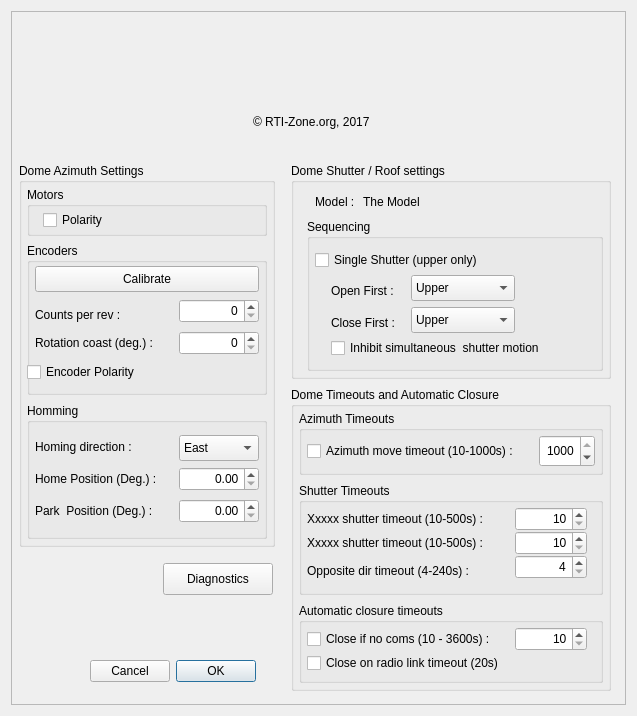
This is domepro.ui in rpineau/DomePro as Qt 5 draws it before an edit. The edited form follows.
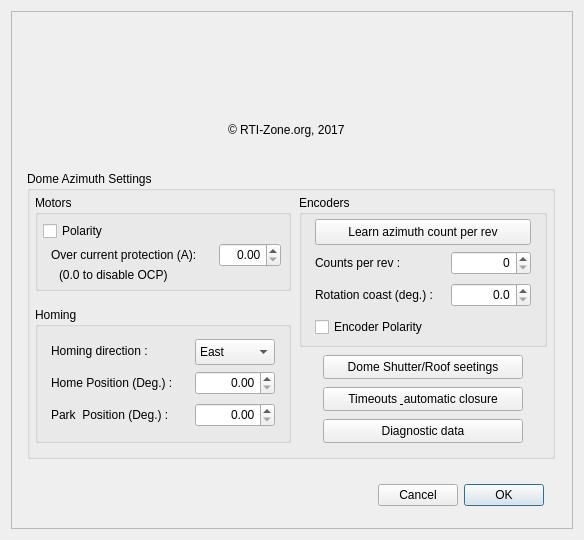
This is the edited form. Icons and pictures are not drawn. Custom widgets are drawn as their Qt base class.

Commit message: Split the setting dialogs in 4 dialog boxes. Added the new code for CPR determination.

```diff
--- a/domepro.ui
+++ b/domepro.ui
@@ -6,20 +6,20 @@
    <rect>
     <x>0</x>
     <y>0</y>
-    <width>637</width>
-    <height>716</height>
+    <width>584</width>
+    <height>540</height>
    </rect>
   </property>
   <property name="minimumSize">
    <size>
-    <width>637</width>
-    <height>716</height>
+    <width>584</width>
+    <height>540</height>
    </size>
   </property>
   <property name="maximumSize">
    <size>
-    <width>637</width>
-    <height>716</height>
+    <width>584</width>
+    <height>540</height>
    </size>
   </property>
   <property name="windowTitle">
@@ -30,7 +30,7 @@
     <widget class="X2Form" name="X2Form">
      <property name="minimumSize">
       <size>
-       <width>0</width>
+       <width>560</width>
        <height>0</height>
       </size>
      </property>
@@ -52,10 +52,10 @@
      <widget class="QGroupBox" name="MaxDomeIIParams">
       <property name="geometry">
        <rect>
-        <x>8</x>
-        <y>152</y>
-        <width>256</width>
-        <height>384</height>
+        <x>16</x>
+        <y>160</y>
+        <width>528</width>
+        <height>288</height>
        </rect>
       </property>
       <property name="title">
@@ -64,9 +64,9 @@
       <widget class="QGroupBox" name="groupBox_2">
        <property name="geometry">
         <rect>
-         <x>8</x>
-         <y>80</y>
-         <width>240</width>
+         <x>272</x>
+         <y>24</y>
+         <width>248</width>
          <height>152</height>
         </rect>
        </property>
@@ -76,23 +76,23 @@
        <widget class="QPushButton" name="pushButton">
         <property name="geometry">
          <rect>
-          <x>8</x>
-          <y>23</y>
-          <width>224</width>
+          <x>16</x>
+          <y>24</y>
+          <width>216</width>
           <height>26</height>
          </rect>
         </property>
         <property name="text">
-         <string>Calibrate</string>
+         <string>Learn azimuth count per rev</string>
         </property>
        </widget>
        <widget class="QCheckBox" name="checkBox_2">
         <property name="geometry">
          <rect>
-          <x>0</x>
+          <x>16</x>
           <y>120</y>
           <width>136</width>
-          <height>18</height>
+          <height>24</height>
          </rect>
         </property>
         <property name="text">
@@ -102,7 +102,7 @@
        <widget class="QLabel" name="label_3">
         <property name="geometry">
          <rect>
-          <x>8</x>
+          <x>16</x>
           <y>88</y>
           <width>136</width>
           <height>24</height>
@@ -112,26 +112,13 @@
          <string>Rotation coast (deg.) : </string>
         </property>
        </widget>
-       <widget class="QSpinBox" name="spinBox">
-        <property name="geometry">
-         <rect>
-          <x>152</x>
-          <y>88</y>
-          <width>80</width>
-          <height>24</height>
-         </rect>
-        </property>
-        <property name="alignment">
-         <set>Qt::AlignRight|Qt::AlignTrailing|Qt::AlignVCenter</set>
-        </property>
-       </widget>
        <widget class="QLabel" name="label">
         <property name="geometry">
          <rect>
-          <x>8</x>
-          <y>64</y>
+          <x>16</x>
+          <y>56</y>
           <width>136</width>
-          <height>16</height>
+          <height>24</height>
          </rect>
         </property>
         <property name="text">
@@ -154,14 +141,33 @@
          <number>65535</number>
         </property>
        </widget>
+       <widget class="QDoubleSpinBox" name="doubleSpinBox">
+        <property name="geometry">
+         <rect>
+          <x>152</x>
+          <y>88</y>
+          <width>80</width>
+          <height>24</height>
+         </rect>
+        </property>
+        <property name="alignment">
+         <set>Qt::AlignRight|Qt::AlignTrailing|Qt::AlignVCenter</set>
+        </property>
+        <property name="decimals">
+         <number>1</number>
+        </property>
+        <property name="maximum">
+         <double>360.000000000000000</double>
+        </property>
+       </widget>
       </widget>
       <widget class="QGroupBox" name="groupBox">
        <property name="geometry">
         <rect>
          <x>8</x>
          <y>24</y>
-         <width>240</width>
-         <height>49</height>
+         <width>256</width>
+         <height>96</height>
         </rect>
        </property>
        <property name="title">
@@ -170,33 +176,72 @@
        <widget class="QCheckBox" name="checkBox">
         <property name="geometry">
          <rect>
-          <x>16</x>
+          <x>8</x>
           <y>24</y>
           <width>85</width>
-          <height>18</height>
+          <height>24</height>
          </rect>
         </property>
         <property name="text">
          <string>Polarity</string>
         </property>
        </widget>
+       <widget class="QLabel" name="label_14">
+        <property name="geometry">
+         <rect>
+          <x>16</x>
+          <y>48</y>
+          <width>168</width>
+          <height>24</height>
+         </rect>
+        </property>
+        <property name="text">
+         <string>Over current protection (A):</string>
+        </property>
+       </widget>
+       <widget class="QDoubleSpinBox" name="overCurrentProtection">
+        <property name="geometry">
+         <rect>
+          <x>184</x>
+          <y>48</y>
+          <width>62</width>
+          <height>24</height>
+         </rect>
+        </property>
+        <property name="alignment">
+         <set>Qt::AlignRight|Qt::AlignTrailing|Qt::AlignVCenter</set>
+        </property>
+       </widget>
+       <widget class="QLabel" name="label_15">
+        <property name="geometry">
+         <rect>
+          <x>24</x>
+          <y>72</y>
+          <width>128</width>
+          <height>16</height>
+         </rect>
+        </property>
+        <property name="text">
+         <string>(0.0 to disable OCP)</string>
+        </property>
+       </widget>
       </widget>
       <widget class="QGroupBox" name="groupBox_4">
        <property name="geometry">
         <rect>
          <x>8</x>
-         <y>240</y>
-         <width>240</width>
+         <y>136</y>
+         <width>256</width>
          <height>136</height>
         </rect>
        </property>
        <property name="title">
-        <string>Homming</string>
+        <string>Homing</string>
        </property>
        <widget class="QLabel" name="label_2">
         <property name="geometry">
          <rect>
-          <x>8</x>
+          <x>16</x>
           <y>64</y>
           <width>136</width>
           <height>24</height>
@@ -209,7 +254,7 @@
        <widget class="QDoubleSpinBox" name="homePosition">
         <property name="geometry">
          <rect>
-          <x>152</x>
+          <x>160</x>
           <y>64</y>
           <width>80</width>
           <height>24</height>
@@ -225,7 +270,7 @@
        <widget class="QLabel" name="label_12">
         <property name="geometry">
          <rect>
-          <x>8</x>
+          <x>16</x>
           <y>32</y>
           <width>136</width>
           <height>24</height>
@@ -238,7 +283,7 @@
        <widget class="QComboBox" name="comboBox_3">
         <property name="geometry">
          <rect>
-          <x>152</x>
+          <x>160</x>
           <y>32</y>
           <width>80</width>
           <height>26</height>
@@ -258,7 +303,7 @@
        <widget class="QLabel" name="label_13">
         <property name="geometry">
          <rect>
-          <x>8</x>
+          <x>16</x>
           <y>96</y>
           <width>136</width>
           <height>24</height>
@@ -271,7 +316,7 @@
        <widget class="QDoubleSpinBox" name="parkPosition">
         <property name="geometry">
          <rect>
-          <x>152</x>
+          <x>160</x>
           <y>96</y>
           <width>80</width>
           <height>24</height>
@@ -285,388 +330,52 @@
         </property>
        </widget>
       </widget>
-     </widget>
-     <widget class="QGroupBox" name="groupBox_3">
-      <property name="geometry">
-       <rect>
-        <x>280</x>
-        <y>152</y>
-        <width>320</width>
-        <height>216</height>
-       </rect>
-      </property>
-      <property name="title">
-       <string>Dome Shutter / Roof settings</string>
-      </property>
-      <widget class="QLabel" name="label_5">
+      <widget class="QPushButton" name="pushButton_3">
        <property name="geometry">
         <rect>
-         <x>24</x>
-         <y>32</y>
-         <width>48</width>
-         <height>13</height>
+         <x>296</x>
+         <y>184</y>
+         <width>200</width>
+         <height>24</height>
         </rect>
        </property>
        <property name="text">
-        <string>Model : </string>
+        <string>Dome Shutter/Roof seetings</string>
        </property>
       </widget>
-      <widget class="QLabel" name="label_6">
+      <widget class="QPushButton" name="pushButton_4">
        <property name="geometry">
         <rect>
-         <x>72</x>
-         <y>32</y>
-         <width>136</width>
-         <height>13</height>
-        </rect>
-       </property>
-       <property name="text">
-        <string>The Model</string>
-       </property>
-      </widget>
-      <widget class="QGroupBox" name="groupBox_5">
-       <property name="geometry">
-        <rect>
-         <x>16</x>
-         <y>56</y>
-         <width>296</width>
-         <height>152</height>
-        </rect>
-       </property>
-       <property name="title">
-        <string>Sequencing</string>
-       </property>
-       <widget class="QCheckBox" name="checkBox_3">
-        <property name="geometry">
-         <rect>
-          <x>8</x>
-          <y>32</y>
-          <width>192</width>
-          <height>18</height>
-         </rect>
-        </property>
-        <property name="text">
-         <string>Single Shutter (upper only)</string>
-        </property>
-       </widget>
-       <widget class="QLabel" name="label_7">
-        <property name="geometry">
-         <rect>
-          <x>24</x>
-          <y>64</y>
-          <width>72</width>
-          <height>16</height>
-         </rect>
-        </property>
-        <property name="text">
-         <string>Open First :</string>
-        </property>
-       </widget>
-       <widget class="QComboBox" name="comboBox">
-        <property name="geometry">
-         <rect>
-          <x>104</x>
-          <y>56</y>
-          <width>104</width>
-          <height>26</height>
-         </rect>
-        </property>
-        <item>
-         <property name="text">
-          <string>Upper</string>
-         </property>
-        </item>
-        <item>
-         <property name="text">
-          <string>Lower</string>
-         </property>
-        </item>
-       </widget>
-       <widget class="QLabel" name="label_8">
-        <property name="geometry">
-         <rect>
-          <x>24</x>
-          <y>96</y>
-          <width>72</width>
-          <height>16</height>
-         </rect>
-        </property>
-        <property name="text">
-         <string>Close First :</string>
-        </property>
-       </widget>
-       <widget class="QComboBox" name="comboBox_2">
-        <property name="geometry">
-         <rect>
-          <x>104</x>
-          <y>88</y>
-          <width>104</width>
-          <height>26</height>
-         </rect>
-        </property>
-        <item>
-         <property name="text">
-          <string>Upper</string>
-         </property>
-        </item>
-        <item>
-         <property name="text">
-          <string>Lower</string>
-         </property>
-        </item>
-       </widget>
-       <widget class="QCheckBox" name="checkBox_4">
-        <property name="geometry">
-         <rect>
-          <x>24</x>
-          <y>120</y>
-          <width>256</width>
-          <height>18</height>
-         </rect>
-        </property>
-        <property name="text">
-         <string>Inhibit simultaneous  shutter motion</string>
-        </property>
-       </widget>
-      </widget>
-     </widget>
-     <widget class="QGroupBox" name="groupBox_6">
-      <property name="geometry">
-       <rect>
-        <x>280</x>
-        <y>376</y>
-        <width>320</width>
-        <height>304</height>
-       </rect>
-      </property>
-      <property name="title">
-       <string>Dome Timeouts and Automatic Closure</string>
-      </property>
-      <widget class="QGroupBox" name="groupBox_7">
-       <property name="geometry">
-        <rect>
-         <x>8</x>
-         <y>24</y>
-         <width>304</width>
-         <height>64</height>
-        </rect>
-       </property>
-       <property name="title">
-        <string>Azimuth Timeouts</string>
-       </property>
-       <widget class="QCheckBox" name="checkBox_5">
-        <property name="geometry">
-         <rect>
-          <x>8</x>
-          <y>32</y>
-          <width>232</width>
-          <height>16</height>
-         </rect>
-        </property>
-        <property name="text">
-         <string>Azimuth move timeout (10-1000s) :</string>
-        </property>
-       </widget>
-       <widget class="QSpinBox" name="spinBox_2">
-        <property name="geometry">
-         <rect>
-          <x>240</x>
-          <y>24</y>
-          <width>56</width>
-          <height>32</height>
-         </rect>
-        </property>
-        <property name="alignment">
-         <set>Qt::AlignRight|Qt::AlignTrailing|Qt::AlignVCenter</set>
-        </property>
-        <property name="minimum">
-         <number>10</number>
-        </property>
-        <property name="maximum">
-         <number>1000</number>
-        </property>
-        <property name="value">
-         <number>1000</number>
-        </property>
-       </widget>
-      </widget>
-      <widget class="QGroupBox" name="groupBox_8">
-       <property name="geometry">
-        <rect>
-         <x>8</x>
-         <y>96</y>
-         <width>304</width>
-         <height>112</height>
-        </rect>
-       </property>
-       <property name="title">
-        <string>Shutter Timeouts</string>
-       </property>
-       <widget class="QLabel" name="label_9">
-        <property name="geometry">
-         <rect>
-          <x>8</x>
-          <y>24</y>
-          <width>208</width>
-          <height>24</height>
-         </rect>
-        </property>
-        <property name="text">
-         <string>Xxxxx shutter timeout (10-500s) :</string>
-        </property>
-       </widget>
-       <widget class="QLabel" name="label_10">
-        <property name="geometry">
-         <rect>
-          <x>8</x>
-          <y>48</y>
-          <width>208</width>
-          <height>24</height>
-         </rect>
-        </property>
-        <property name="text">
-         <string>Xxxxx shutter timeout (10-500s) :</string>
-        </property>
-       </widget>
-       <widget class="QLabel" name="label_11">
-        <property name="geometry">
-         <rect>
-          <x>8</x>
-          <y>80</y>
-          <width>208</width>
-          <height>16</height>
-         </rect>
-        </property>
-        <property name="text">
-         <string>Opposite dir timeout (4-240s) :</string>
-        </property>
-       </widget>
-       <widget class="QSpinBox" name="spinBox_3">
-        <property name="geometry">
-         <rect>
-          <x>216</x>
-          <y>24</y>
-          <width>72</width>
-          <height>24</height>
-         </rect>
-        </property>
-        <property name="alignment">
-         <set>Qt::AlignRight|Qt::AlignTrailing|Qt::AlignVCenter</set>
-        </property>
-        <property name="minimum">
-         <number>10</number>
-        </property>
-        <property name="maximum">
-         <number>500</number>
-        </property>
-       </widget>
-       <widget class="QSpinBox" name="spinBox_4">
-        <property name="geometry">
-         <rect>
-          <x>216</x>
-          <y>48</y>
-          <width>72</width>
-          <height>24</height>
-         </rect>
-        </property>
-        <property name="alignment">
-         <set>Qt::AlignRight|Qt::AlignTrailing|Qt::AlignVCenter</set>
-        </property>
-        <property name="minimum">
-         <number>10</number>
-        </property>
-        <property name="maximum">
-         <number>500</number>
-        </property>
-       </widget>
-       <widget class="QSpinBox" name="spinBox_5">
-        <property name="geometry">
-         <rect>
-          <x>216</x>
-          <y>72</y>
-          <width>72</width>
-          <height>24</height>
-         </rect>
-        </property>
-        <property name="alignment">
-         <set>Qt::AlignRight|Qt::AlignTrailing|Qt::AlignVCenter</set>
-        </property>
-        <property name="minimum">
-         <number>4</number>
-        </property>
-        <property name="maximum">
-         <number>420</number>
-        </property>
-        <property name="value">
-         <number>4</number>
-        </property>
-       </widget>
-      </widget>
-      <widget class="QGroupBox" name="groupBox_9">
-       <property name="geometry">
-        <rect>
-         <x>8</x>
+         <x>296</x>
          <y>216</y>
-         <width>304</width>
-         <height>80</height>
+         <width>200</width>
+         <height>24</height>
         </rect>
        </property>
-       <property name="title">
-        <string>Automatic closure timeouts</string>
+       <property name="text">
+        <string>Timeouts &amp; automatic closure</string>
        </property>
-       <widget class="QCheckBox" name="checkBox_6">
-        <property name="geometry">
-         <rect>
-          <x>8</x>
-          <y>24</y>
-          <width>216</width>
-          <height>24</height>
-         </rect>
-        </property>
-        <property name="text">
-         <string>Close if no coms (10 - 3600s) :</string>
-        </property>
-       </widget>
-       <widget class="QSpinBox" name="spinBox_6">
-        <property name="geometry">
-         <rect>
-          <x>216</x>
-          <y>24</y>
-          <width>72</width>
-          <height>24</height>
-         </rect>
-        </property>
-        <property name="alignment">
-         <set>Qt::AlignRight|Qt::AlignTrailing|Qt::AlignVCenter</set>
-        </property>
-        <property name="minimum">
-         <number>10</number>
-        </property>
-        <property name="maximum">
-         <number>3600</number>
-        </property>
-       </widget>
-       <widget class="QCheckBox" name="checkBox_7">
-        <property name="geometry">
-         <rect>
-          <x>8</x>
-          <y>48</y>
-          <width>216</width>
-          <height>24</height>
-         </rect>
-        </property>
-        <property name="text">
-         <string>Close on radio link timeout (20s)</string>
-        </property>
-       </widget>
+      </widget>
+      <widget class="QPushButton" name="pushButton_2">
+       <property name="geometry">
+        <rect>
+         <x>296</x>
+         <y>248</y>
+         <width>200</width>
+         <height>24</height>
+        </rect>
+       </property>
+       <property name="text">
+        <string>Diagnostic data</string>
+       </property>
       </widget>
      </widget>
      <widget class="QWidget" name="layoutWidget">
       <property name="geometry">
        <rect>
-        <x>160</x>
-        <y>0</y>
-        <width>281</width>
+        <x>144</x>
+        <y>8</y>
+        <width>264</width>
         <height>145</height>
        </rect>
       </property>
@@ -699,8 +408,8 @@
      <widget class="QWidget" name="layoutWidget">
       <property name="geometry">
        <rect>
-        <x>32</x>
-        <y>640</y>
+        <x>320</x>
+        <y>464</y>
         <width>213</width>
         <height>40</height>
        </rect>
@@ -744,19 +453,6 @@
        </item>
       </layout>
      </widget>
-     <widget class="QPushButton" name="pushButton_2">
-      <property name="geometry">
-       <rect>
-        <x>152</x>
-        <y>552</y>
-        <width>110</width>
-        <height>32</height>
-       </rect>
-      </property>
-      <property name="text">
-       <string>Diagnostics</string>
-      </property>
-     </widget>
      <zorder>layoutWidget</zorder>
      <zorder>layoutWidget</zorder>
      <zorder>MaxDomeIIParams</zorder>
```
Left out of the diff: 3 changed lines with no effect on the pictures. The commit also changes 13 other files.
